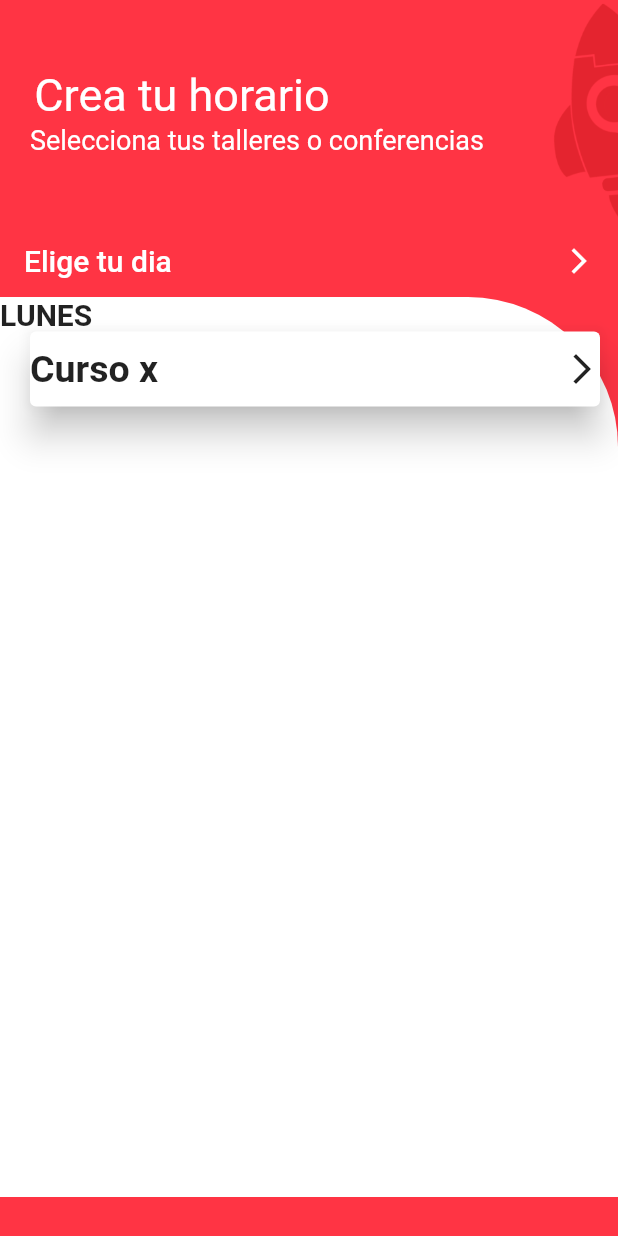
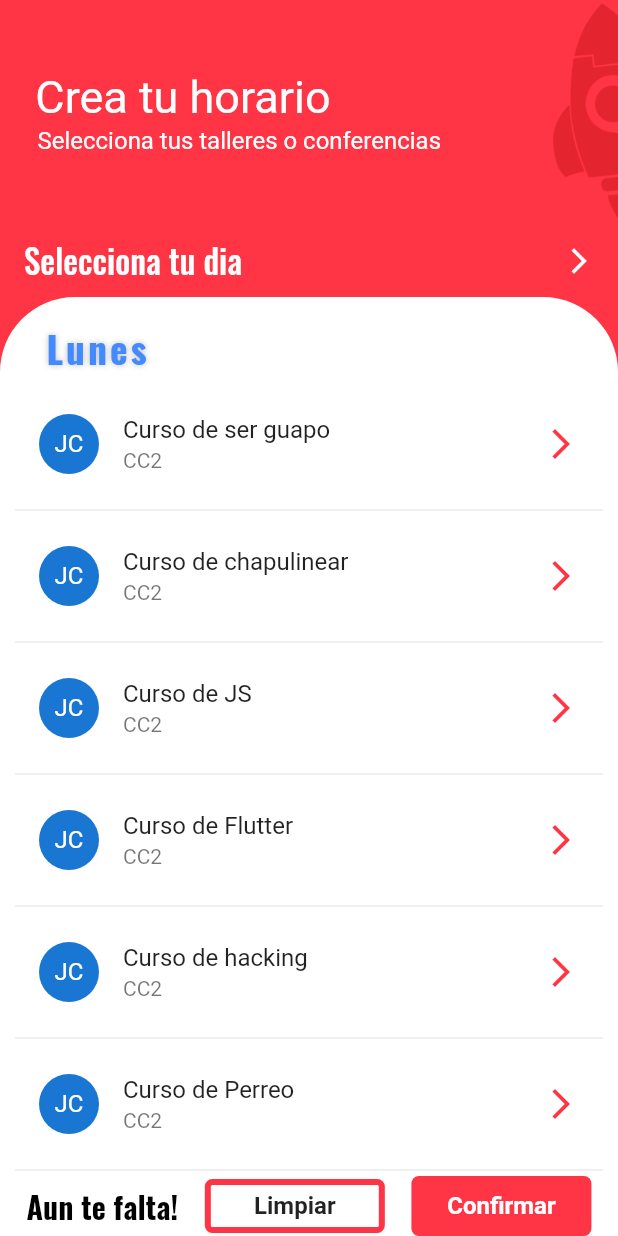
Before and after one commit to Joaquin4562/talent_top, a Flutter app: the HorariosPage screen opened by its route, on a phone screen of 412 x 824 dp. Run offline on Flutter 3.47's test engine with Material 2 defaults, Android fonts, the phone set to English and light mode, and no system bars; our stand-ins replace simple_animations; Roboto replaces fonts that are missing (Microsoft sans serif).

Commit message:
pagina de horarios creada, se elimino la classe toast

```diff
--- a/lib/class/toast_class.dart
+++ /dev/null
@@ -1,34 +0,0 @@
-import 'package:flutter/material.dart';
-
-class ToastClass extends StatelessWidget {
-  String text;
-  IconData icon;
-  ToastClass({this.text,this.icon});
-  @override
-  Widget build(BuildContext context) {
-    return Container(
-      margin: EdgeInsets.only(bottom: 100),
-      height: 40,
-      width: 20 * text.length.toDouble(),
-      decoration: BoxDecoration(
-          color: Colors.white,
-          borderRadius: BorderRadius.circular(30),
-          boxShadow: [
-            BoxShadow(
-                color: Colors.grey, blurRadius: 10.0, offset: Offset(0.0, 1.0))
-          ]),
-      child: Row(
-        mainAxisAlignment: MainAxisAlignment.spaceEvenly,
-        children: <Widget>[
-          Text('$text',
-              style: TextStyle(fontSize: 20, color: Colors.black)),
-          Icon(
-            icon,
-            color: Colors.black,
-            size: 20,
-          )
-        ],
-      ),
-    );
-  }
-}
--- a/lib/pages/horarios_page.dart
+++ b/lib/pages/horarios_page.dart
@@ -1,6 +1,8 @@
 import 'package:flutter/material.dart';
 import 'package:talent_top_v0_1/widgets/widgets_horarios_page/boton_elige_dia.dart';
+import 'package:talent_top_v0_1/widgets/widgets_horarios_page/bottom_buttons.dart';
 import 'package:talent_top_v0_1/widgets/widgets_horarios_page/heatText_horarios.dart';
+import 'package:talent_top_v0_1/widgets/widgets_horarios_page/lista_cursos.dart';
 
 class HorariosPage extends StatefulWidget {
   HorariosPage({Key key}) : super(key: key);
@@ -11,6 +13,7 @@ class HorariosPage extends StatefulWidget {
 
 class _HorariosPageState extends State<HorariosPage> {
   Color colorFondo = Color.fromRGBO(255, 52, 68, 1);
+
   @override
   Widget build(BuildContext context) {
     return Scaffold(
@@ -28,55 +31,44 @@ class _HorariosPageState extends State<HorariosPage> {
             Column(
               children: <Widget>[
                 Container(
-                  height: 600,
-                  width: double.infinity,
+                    height: MediaQuery.of(context).size.height - 198,
+                    width: MediaQuery.of(context).size.width,
                     decoration: BoxDecoration(
                       color: Colors.white,
                       borderRadius: BorderRadius.only(
-                        topLeft: Radius.circular(0),
-                        topRight: Radius.circular(100)),
+                          topLeft: Radius.circular(50),
+                          topRight: Radius.circular(50)),
                     ),
-                  child: ListView(
-                    children: <Widget>[
-                      Column(
+                    child: Column(
                       crossAxisAlignment: CrossAxisAlignment.start,
                       children: <Widget>[
-                          Text(
-                            'LUNES',
-                            style: TextStyle(
-                                fontSize: 20, fontWeight: FontWeight.bold),
-                          ),
-                          Card(
-                              margin: EdgeInsets.only(left: 20),
-                              elevation: 10,
-                              child: Container(
-                                height: 50,
-                                width: 380,
-                                child: InkWell(
-                                  onTap: () {},
-                                  child: Row(
-                                    children: <Widget>[
-                                      Expanded(
+                        Padding(
+                          padding: const EdgeInsets.only(top: 15,left: 30),
                           child: Text(
-                                          'Curso x',
+                            BotonElige.dia,
                             style: TextStyle(
                                 fontSize: 25,
-                                              fontWeight: FontWeight.bold),
+                                shadows: [
+                                  BoxShadow(
+                                    blurRadius: 5.0,
+                                    color: Colors.black26,
+                                  )
+                                ],
+                                fontWeight: FontWeight.bold,
+                                color: Colors.blueAccent,
+                                letterSpacing: 2,
+                                fontFamily: 'Oswaldo'),
                           ),
                         ),
-                                      Icon(Icons.arrow_forward_ios)
+                        ListaCursos(),
+                        BottomButtons(),
                       ],
-                                  ),
-                                ),
-                              ))
-                        ],
-                      )
-                    ],
-                  ),
-                ),
+                    )),
               ],
             )
           ],
         ));
   }
+
+
 }
--- a/lib/widgets/widgets_horarios_page/boton_elige_dia.dart
+++ b/lib/widgets/widgets_horarios_page/boton_elige_dia.dart
@@ -1,44 +1,72 @@
 import 'package:flutter/material.dart';
+
 class BotonElige extends StatefulWidget {
   @override
   _BotonEligeState createState() => _BotonEligeState();
+    static String get dia => _BotonEligeState._diaSeleccionado;
 }
 
 class _BotonEligeState extends State<BotonElige> {
-    static const menuItems = <String>[
-    'Lunes',
-    'Martes',
-    'Miercoles',
-    'Jueves',
-    'Viernes',
-  ];
-  final List<DropdownMenuItem<String>> _dropDownMenuItem = menuItems.map(
-    (String value)=>DropdownMenuItem<String>(
-      value: value,
-      child: Text(value),
-    ),
-  ).toList();
-  String _selectedVal;
+  List<String> dias = ['Lunes','Martes','Miercoles','Jueves','Viernes'];
+  static String _diaSeleccionado = "Lunes";
   @override
   Widget build(BuildContext context) {
     return InkWell(
       child: FlatButton(
         splashColor: Colors.redAccent,
         onPressed: () {
-
+          showDialog(
+              barrierDismissible: false,
+              context: context,
+              builder: (BuildContext context) => SimpleDialog(
+                    elevation: 10,
+                    shape: RoundedRectangleBorder(
+                      borderRadius: BorderRadius.circular(20)
+                    ),
+                    title: Text('Selecciona un dia',
+                    textAlign: TextAlign.center,
+                    style: TextStyle(
+                      fontSize: 20
+                      ),
+                      ),
+                    children: _mostrarDias(),
+                  ));
         },
         color: Colors.transparent,
         child: Row(
           mainAxisAlignment: MainAxisAlignment.spaceBetween,
           children: <Widget>[
             Text(
-                            'Elige tu dia',
-                            style: TextStyle(fontSize: 20, color: Colors.white),
+              'Selecciona tu dia',
+              style: TextStyle(
+                fontSize: 22,
+                color: Colors.white,
+                fontFamily: 'Oswaldo'
                 ),
-                          Icon(Icons.arrow_forward_ios, color: Colors.white,size: 20,)
+            ),
+            Icon(
+              Icons.arrow_forward_ios,
+              color: Colors.white,
+              size: 20,
+            )
           ],
         ),
       ),
     );
   }
+
+  List<Widget> _mostrarDias() {
+    List<Widget> lista = new List();
+    for (var item in dias) {
+      lista.add(ListTile(
+        leading: Icon(Icons.calendar_today,color: Colors.black,),
+        title: Text("$item",style: TextStyle(color: Colors.black,fontSize: 20),),
+        onTap: (){
+          _diaSeleccionado=item;
+          Navigator.of(context).pushReplacementNamed("HorariosPage");
+        },
+      ));
     }
+    return lista;
+  }
+}
--- /dev/null
+++ b/lib/widgets/widgets_horarios_page/bottom_buttons.dart
@@ -0,0 +1,71 @@
+import 'package:flutter/material.dart';
+
+class BottomButtons extends StatefulWidget {
+  BottomButtons({Key key}) : super(key: key);
+
+  @override
+  _BottomButtonsState createState() => _BottomButtonsState();
+}
+
+class _BottomButtonsState extends State<BottomButtons> {
+    Color colorFondo = Color.fromRGBO(255, 52, 68, 1);
+  @override
+  Widget build(BuildContext context) {
+    return Container(
+      height: 40,
+      color: Colors.white,
+      width: MediaQuery.of(context).size.width,
+      child: Row(
+        mainAxisAlignment: MainAxisAlignment.spaceEvenly,
+        children: <Widget>[
+          Text(
+            'Aun te falta!',
+            style: TextStyle(
+              fontSize: 20,
+              fontFamily: 'Oswaldo',
+              color: Colors.black,
+              fontWeight: FontWeight.bold,
+            ),
+          ),
+          Container(
+            width: 120,
+            decoration: BoxDecoration(color: Colors.transparent),
+            child: InkWell(
+              child: OutlineButton(
+                  borderSide: BorderSide(
+                      color: colorFondo, style: BorderStyle.solid, width: 4),
+                  shape: RoundedRectangleBorder(
+                    borderRadius: BorderRadius.circular(5),
+                  ),
+                  onPressed: () {},
+                  child: Text(
+                    'Limpiar',
+                    style: TextStyle(
+                      fontWeight: FontWeight.bold,
+                      fontSize: 16,
+                    ),
+                  )),
+            ),
+          ),
+          Container(
+            width: 120,
+            decoration: BoxDecoration(
+                borderRadius: BorderRadius.circular(5), color: colorFondo),
+            child: InkWell(
+              child: FlatButton(
+                  onPressed: () {},
+                  child: Text(
+                    'Confirmar',
+                    style: TextStyle(
+                      color: Colors.white,
+                      fontWeight: FontWeight.bold,
+                      fontSize: 16,
+                    ),
+                  )),
+            ),
+          )
+        ],
+      ),
+    );
+  }
+}
--- a/lib/widgets/widgets_horarios_page/heatText_horarios.dart
+++ b/lib/widgets/widgets_horarios_page/heatText_horarios.dart
@@ -7,7 +7,7 @@ class HeadTextHorarios extends StatelessWidget {
   Widget build(BuildContext context) {
     return Container(
       height: 150,
-                    width: double.infinity,
+      width: MediaQuery.of(context).size.width,
       color: color,
       child: Row(
         mainAxisAlignment: MainAxisAlignment.spaceBetween,
@@ -19,27 +19,26 @@ class HeadTextHorarios extends StatelessWidget {
                 mainAxisAlignment: MainAxisAlignment.spaceEvenly,
                 children: <Widget>[
                   Container(
-                                  margin: EdgeInsets.only(right: 80),
+                    margin: EdgeInsets.only(right: 50),
                     child: Text(
                       "Crea tu horario",
                       style: TextStyle(
                       fontSize: 30,
-                                      color: Colors.white),
+                      color: Colors.white,
+                      fontFamily: 'Microsoft sans serif'),
                     ),
                   ),
                   Container(
-                                  margin: EdgeInsets.only(left: 20),
+                    margin: EdgeInsets.only(left: 25),
                     child: Text(
                       "Selecciona tus talleres o conferencias",
-                                  style: TextStyle(
-                                      fontSize: 18,
-                                      color: Colors.white),
+                      style: TextStyle(fontSize: 16, color: Colors.white),
                     ),
                   ),
                 ],
-                            )
-                            ),
+              )),
           Image(
+            alignment: Alignment.centerRight,
             image: AssetImage('assets/images/logoCortado.png'),
           )
         ],
--- /dev/null
+++ b/lib/widgets/widgets_horarios_page/lista_cursos.dart
@@ -0,0 +1,56 @@
+import 'package:flutter/material.dart';
+
+class ListaCursos extends StatefulWidget {
+  ListaCursos({Key key}) : super(key: key);
+
+  @override
+  _ListaCursosState createState() => _ListaCursosState();
+}
+
+class _ListaCursosState extends State<ListaCursos> {
+  List<String> cursos = [
+    'Curso de ser guapo',
+    'Curso de chapulinear',
+    'Curso de JS',
+    'Curso de Flutter',
+    'Curso de hacking',
+    'Curso de Perreo',
+    'Curso de robotica'
+  ];
+    Color colorFondo = Color.fromRGBO(255, 52, 68, 1);
+  @override
+  Widget build(BuildContext context) {
+    return Expanded(
+      child: ListView.builder(
+        shrinkWrap: true,
+        scrollDirection: Axis.vertical,
+        itemCount: cursos.length,
+        padding: EdgeInsets.all(10),
+        itemBuilder: (BuildContext context, int i) {
+          return _buildCurso(cursos[i]);
+        },
+      ),
+    );
+  }
+
+  Widget _buildCurso(String curso) {
+    return Column(
+      children: <Widget>[
+        ListTile(
+            onTap: () {},
+            leading: CircleAvatar(
+              child: Text('JC'),
+            ),
+            title: Text(
+              curso,
+            ),
+            subtitle: Text('CC2'),
+            trailing: Icon(
+              Icons.arrow_forward_ios,
+              color: colorFondo,
+            )),
+        Divider()
+      ],
+    );
+  }
+}
--- a/lib/widgets/widgets_login/botonStart.dart
+++ b/lib/widgets/widgets_login/botonStart.dart
@@ -2,7 +2,6 @@ import 'package:flutter/material.dart';
 import 'package:talent_top_v0_1/utils/login_utils.dart';
 import 'package:talent_top_v0_1/widgets/widgets_login/txtEmail.dart';
 import 'package:talent_top_v0_1/widgets/widgets_login/txtPassword.dart';
-
 
 class BotonStart extends StatefulWidget {
   @override
@@ -35,9 +34,10 @@ class _ButtonLoginState extends State<BotonStart> {
         ),
         child: FlatButton(
           onPressed: () {
-           if (obtenerInfo(InputEmailState.getMatricula,PasswordInputState.getPassword)) {
-              Navigator.of(context).pushReplacementNamed('HorariosPage');
-            }
+            Navigator.of(context).pushReplacementNamed('HorariosPage');
+            //  if (obtenerInfo(InputEmailState.getMatricula,PasswordInputState.getPassword)) {
+            //     Navigator.of(context).pushReplacementNamed('HorariosPage');
+            //   }
           },
           child: Row(
             mainAxisAlignment: MainAxisAlignment.center,
--- a/lib/widgets/widgets_recuperar_page/boton_recuperar.dart
+++ b/lib/widgets/widgets_recuperar_page/boton_recuperar.dart
@@ -1,6 +1,4 @@
-import 'package:flutter_styled_toast/flutter_styled_toast.dart';
 import 'package:flutter/material.dart';
-import 'package:talent_top_v0_1/class/toast_class.dart';
 
 class BotonRecuperar extends StatefulWidget {
   @override
@@ -33,16 +31,6 @@ class _BotonRecuperarState extends State<BotonRecuperar> {
         ),
         child: FlatButton(
           onPressed: () {
-            ///ToastPersonalizables
-            showToastWidget(
-                ToastClass(icon: Icons.send,text: "mensaje enviado",),
-                duration: Duration(seconds: 2),
-                curve: Curves.easeOutBack,
-                textDirection: TextDirection.ltr,
-                alignment: Alignment.center,
-                context: context,
-                position: StyledToastPosition.bottom,
-                animation: StyledToastAnimation.fadeScale);
           },
           child: Row(
             mainAxisAlignment: MainAxisAlignment.center,
```
Also changed, not shown: pubspec.yaml (+7 -0 lines), assets/fonts/Oswald-VariableFont_wght.ttf (added), pubspec.lock, 3 other files. Lines whose indentation alone changed are shown as unchanged.
